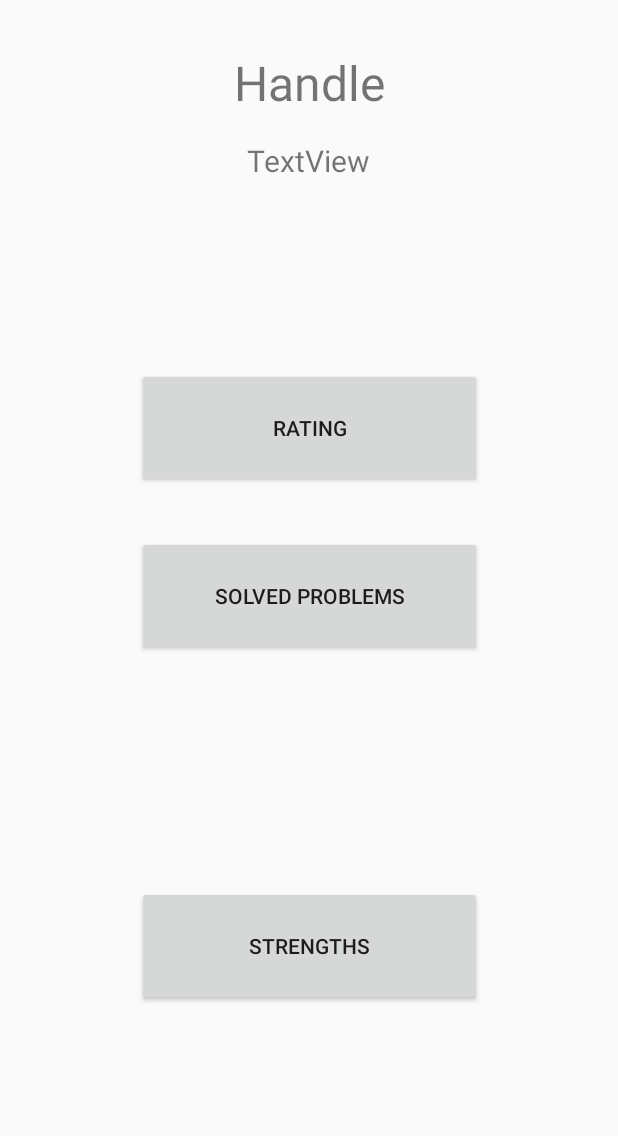
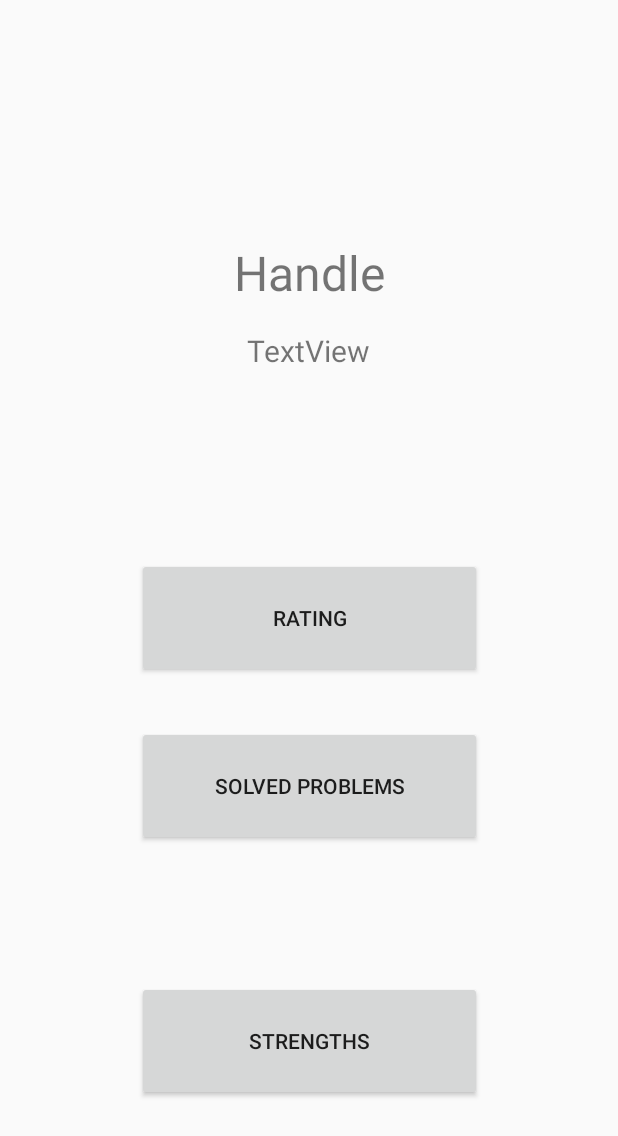
Before and after one commit to gandhi56-zz/RubberDuck, an Android app: the MainActivity screen opened directly, with no data from a screen before it, on a phone screen of 412 x 824 dp. Shown: the top 1136 px of the screen. Run offline under Robolectric (Android 15) with nearby library versions, the phone set to English and light mode, and no system bars; our stand-ins replace Picasso; pictures from the network do not load; Roboto replaces fonts that are not available here; 5 statements that could not run were skipped.

Commit message:
change before break, POINT

```diff
--- a/app/src/main/res/layout/activity_main.xml
+++ b/app/src/main/res/layout/activity_main.xml
@@ -10,20 +10,21 @@
         android:id="@+id/handleView"
         android:layout_width="313dp"
         android:layout_height="56dp"
-        android:layout_marginTop="12dp"
+        android:layout_marginTop="160dp"
         android:fontFamily="@font/assistant"
+        android:gravity="center_horizontal"
         android:text="Handle"
+        android:textAlignment="center"
         android:textSize="32sp"
         app:layout_constraintEnd_toEndOf="parent"
         app:layout_constraintStart_toStartOf="parent"
-        app:layout_constraintTop_toBottomOf="@+id/titlePhoto"
-        android:textAlignment="center"
-        android:gravity="center_horizontal" />
+        app:layout_constraintTop_toTopOf="parent" />
 
     <ImageView
         android:id="@+id/titlePhoto"
         android:layout_width="wrap_content"
         android:layout_height="wrap_content"
+        android:scaleType="fitCenter"
         app:layout_constraintBottom_toBottomOf="parent"
         app:layout_constraintEnd_toEndOf="parent"
         app:layout_constraintHorizontal_bias="0.498"
```
Also changed, not shown: 6 other files.
